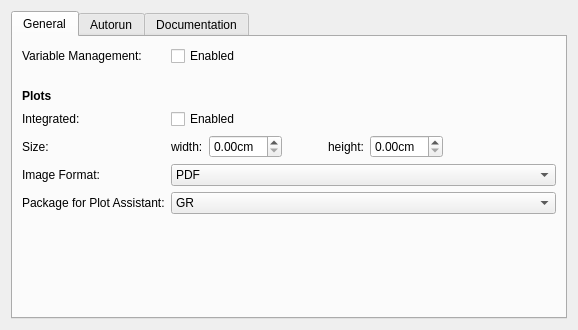
Qt form src/backends/julia/settings.ui (KDE/cantor) before a commit.
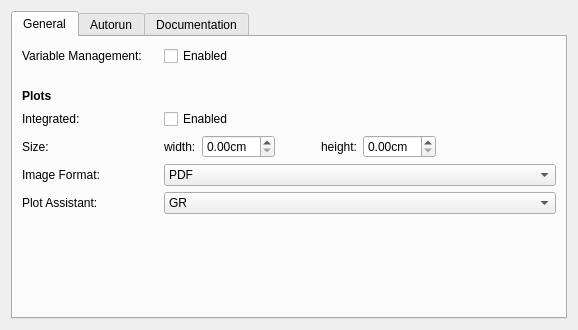
The same form after that commit. Custom widgets are drawn as their Qt base class.

```diff
--- a/src/backends/julia/settings.ui
+++ b/src/backends/julia/settings.ui
@@ -249,7 +249,7 @@
           <string>Graphic package to be used in the Plot Assistant</string>
          </property>
          <property name="text">
-          <string>Package for Plot Assistant:</string>
+          <string>Plot Assistant:</string>
          </property>
         </widget>
        </item>
```
